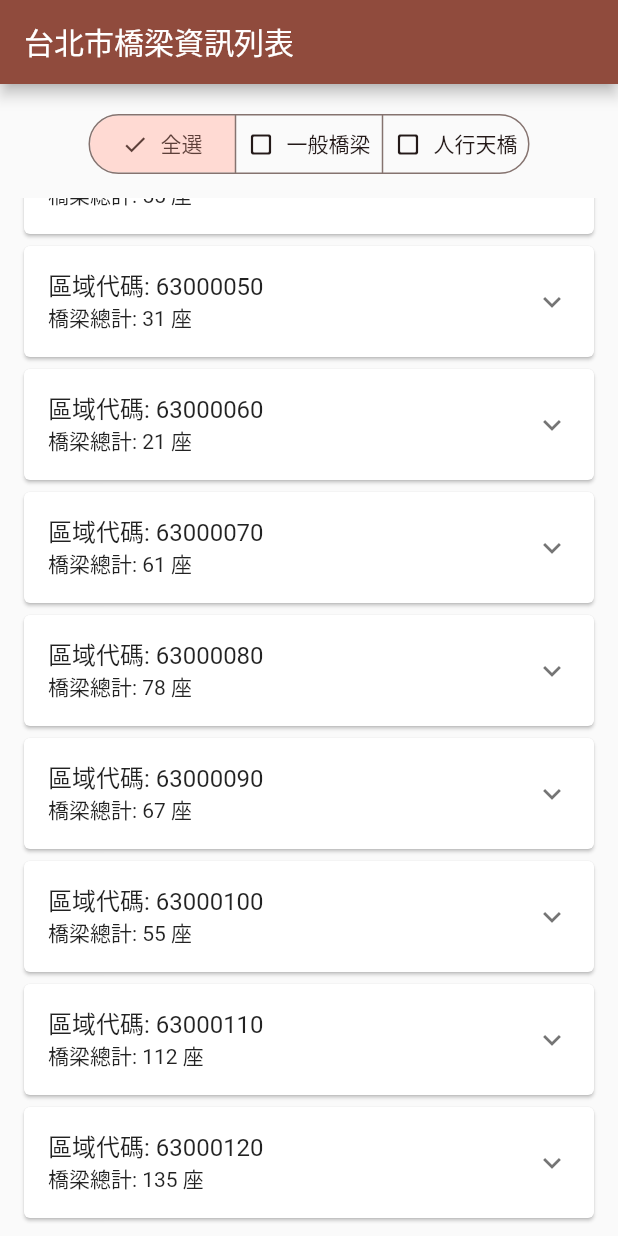
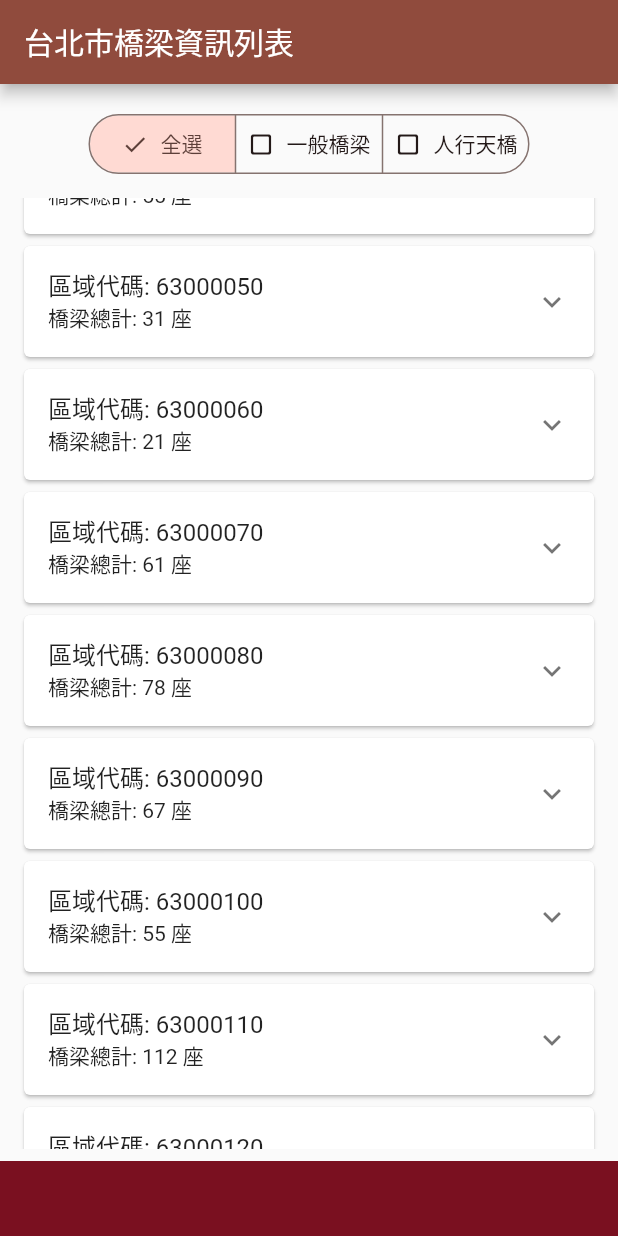
Before and after one commit to shaynec25/interview_task_bas, a Flutter app: the screen it shows after launch, scrolled down 300 dp, on a phone screen of 412 x 824 dp. Run offline on Flutter 3.47's test engine with Material 3 defaults, Android fonts, the light colour scheme and no system bars; our stand-ins replace auto_route, bloc, bloc_concurrency, dartz, equatable, flutter_bloc and 2 more.

Commit message:
refactor: extract scaffold

```diff
--- a/lib/src/bridges/presentation/views/bridge_detail_page.dart
+++ b/lib/src/bridges/presentation/views/bridge_detail_page.dart
@@ -1,7 +1,7 @@
 import 'package:auto_route/auto_route.dart';
 import 'package:buy_and_ship_task/core/style/style.dart';
 import 'package:buy_and_ship_task/src/bridges/domain/entities/bridge.dart';
-import 'package:buy_and_ship_task/src/shared_widgets/scaffold_body_layout.dart';
+import 'package:buy_and_ship_task/src/shared_widgets/custom_scaffold_layout.dart';
 import 'package:flutter/material.dart';
 import 'package:google_maps_flutter/google_maps_flutter.dart';
 
@@ -79,17 +79,13 @@ class BridgeDetailPage extends StatelessWidget {
 
   @override
   Widget build(BuildContext context) {
-    return Scaffold(
-      appBar: AppBar(
-        title: Text(bridge.name),
-      ),
-      body: ScaffoldBodyLayout(
-        child: Column(
-          children: [
-            ...bridgeInfoTable(context),
-            mapView(context),
-          ],
-        ),
+    return CustomScaffoldLayout(
+      appBarTitle: bridge.name,
+      child: Column(
+        children: [
+          ...bridgeInfoTable(context),
+          mapView(context),
+        ],
       ),
     );
   }
--- a/lib/src/home_page.dart
+++ b/lib/src/home_page.dart
@@ -3,7 +3,7 @@ import 'package:buy_and_ship_task/core/errors/load_status.dart';
 import 'package:buy_and_ship_task/src/bridges/presentation/bloc/bridge/bridge_bloc.dart';
 import 'package:buy_and_ship_task/src/bridges/presentation/views/area_code_expansion_list_view.dart';
 import 'package:buy_and_ship_task/src/bridges/presentation/widgets/bridge_type_filter.dart';
-import 'package:buy_and_ship_task/src/shared_widgets/scaffold_body_layout.dart';
+import 'package:buy_and_ship_task/src/shared_widgets/custom_scaffold_layout.dart';
 import 'package:flutter/material.dart';
 import 'package:flutter_bloc/flutter_bloc.dart';
 
@@ -13,11 +13,8 @@ class HomePage extends StatelessWidget {
 
   @override
   Widget build(BuildContext context) {
-    return Scaffold(
-      appBar: AppBar(
-        title: const Text('台北市橋梁資訊列表'),
-      ),
-      body: ScaffoldBodyLayout(
+    return CustomScaffoldLayout(
+      appBarTitle: '台北市橋梁資訊列表',
       child: BlocBuilder<BridgeBloc, BridgeState>(
         builder: (context, state) {
           return Column(
@@ -37,7 +34,6 @@ class HomePage extends StatelessWidget {
           );
         },
       ),
-      ),
     );
   }
 }
--- /dev/null
+++ b/lib/src/shared_widgets/custom_scaffold_layout.dart
@@ -0,0 +1,38 @@
+import 'package:buy_and_ship_task/core/style/style.dart';
+import 'package:flutter/material.dart';
+
+class CustomScaffoldLayout extends StatelessWidget {
+  const CustomScaffoldLayout({
+    super.key,
+    required this.appBarTitle,
+    required this.child,
+  });
+  final String appBarTitle;
+  final Widget child;
+
+  @override
+  Widget build(BuildContext context) {
+    return Scaffold(
+      appBar: AppBar(
+        title: Text(appBarTitle),
+      ),
+      body: SafeArea(
+        child: Column(
+          children: [
+            Expanded(
+              child: Padding(
+                padding:
+                    const EdgeInsets.symmetric(horizontal: 12.0, vertical: 8.0),
+                child: child,
+              ),
+            ),
+            Container(
+              color: ColorSystem.primaryDarker,
+              height: 50.0,
+            )
+          ],
+        ),
+      ),
+    );
+  }
+}
--- a/lib/src/shared_widgets/scaffold_body_layout.dart
+++ /dev/null
@@ -1,17 +0,0 @@
-import 'package:flutter/material.dart';
-
-class ScaffoldBodyLayout extends StatelessWidget {
-  const ScaffoldBodyLayout({
-    super.key,
-    required this.child,
-  });
-  final Widget child;
-
-  @override
-  Widget build(BuildContext context) {
-    return Padding(
-      padding: const EdgeInsets.symmetric(horizontal: 12.0, vertical: 8.0),
-      child: child,
-    );
-  }
-}
```
Lines whose indentation alone changed are shown as unchanged.
